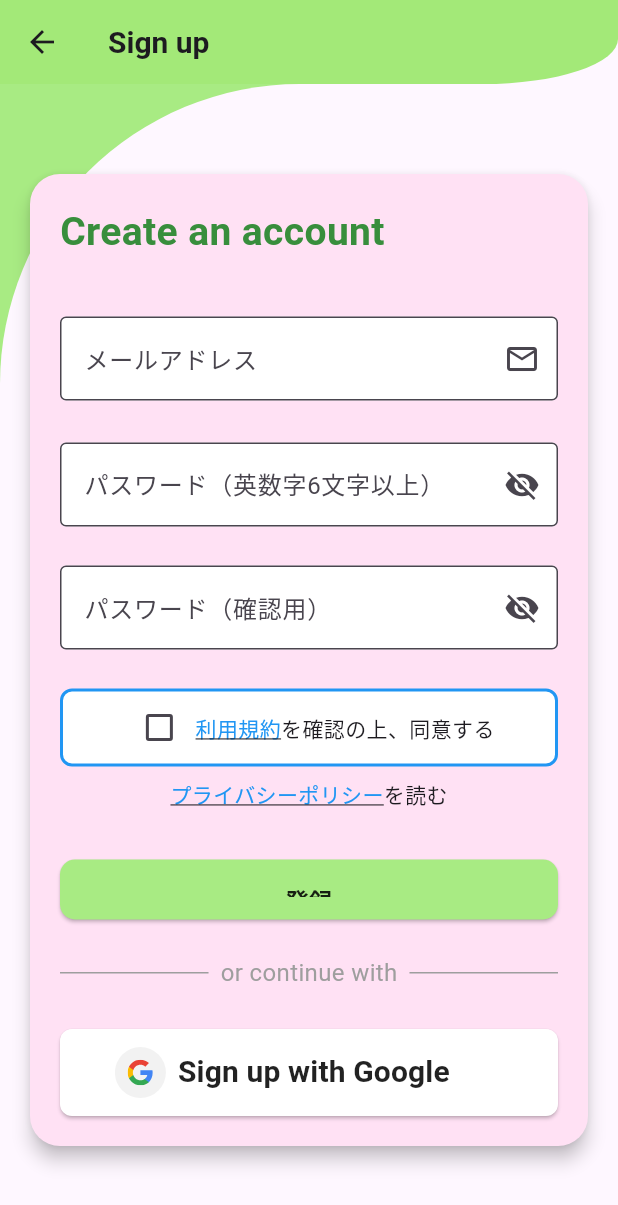
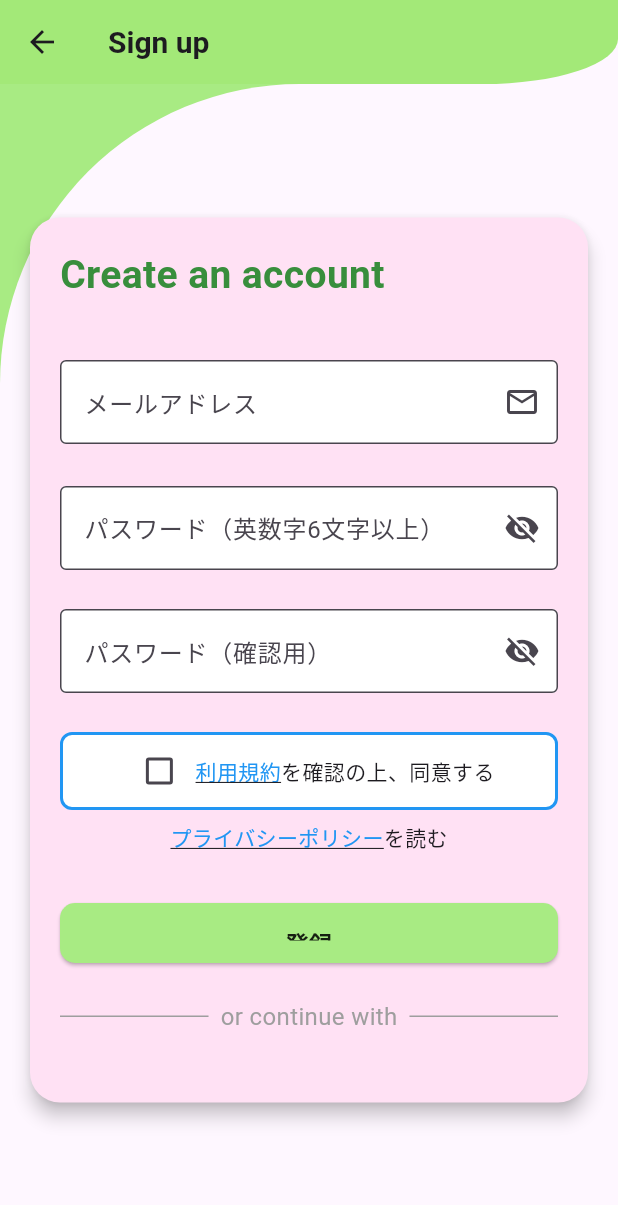
Before and after one commit to itc-s22004/GraduationFlutter, a Flutter app: the screen it shows after launch, after a tap on "アカウント作成", on a phone screen of 412 x 824 dp. Shown: the top 1205 px of the screen. Run offline on Flutter 3.47's test engine with Material 3 defaults, Android fonts, the phone set to English and light mode, and no system bars; our stand-ins replace appinio_swiper, cloud_firestore, firebase_auth, firebase_core, flutter_dotenv, flutter_riverpod and 5 more; accounts and stored records are empty; network calls fail; statements that could not run were skipped.

Commit message:
Googleでのsgin in 一旦なくした

```diff
--- a/lib/login/login_validate.dart
+++ b/lib/login/login_validate.dart
@@ -156,35 +156,35 @@ class _LoginValidateState extends State<LoginValidate> {
                         ),
                         const SizedBox(height: 26),
 
-                        Center(
-                          child: ElevatedButton.icon(
-                            onPressed: () {
-                              // Googleログインの処理をここに追加  ---------------------
-                            },
-                            icon: SvgPicture.asset(
-                              'assets/svg/web_neutral_rd_na.svg',
-                              height: 34,
-                              width: 34,
-                            ),
-                            label: const Text(
-                              "Log in with Google       ",
-                              style: TextStyle(
-                                  fontSize: 20,
-                                  fontWeight: FontWeight.w600,
-                                  color: Colors.black87
-                              ),
-                            ),
-                            style: ElevatedButton.styleFrom(
-                              minimumSize: const Size(350, 40),
-                              backgroundColor: Colors.white,
-                              foregroundColor: Colors.black,
-                              padding: const EdgeInsets.symmetric(horizontal: 16, vertical: 12),
-                              shape: RoundedRectangleBorder(
-                                borderRadius: BorderRadius.circular(8),
-                              ),
-                            ),
-                          ),
-                        ),
+                        // Center(
+                        //   child: ElevatedButton.icon(
+                        //     onPressed: () {
+                        //       // Googleログインの処理をここに追加  ---------------------
+                        //     },
+                        //     icon: SvgPicture.asset(
+                        //       'assets/svg/web_neutral_rd_na.svg',
+                        //       height: 34,
+                        //       width: 34,
+                        //     ),
+                        //     label: const Text(
+                        //       "Log in with Google       ",
+                        //       style: TextStyle(
+                        //           fontSize: 20,
+                        //           fontWeight: FontWeight.w600,
+                        //           color: Colors.black87
+                        //       ),
+                        //     ),
+                        //     style: ElevatedButton.styleFrom(
+                        //       minimumSize: const Size(350, 40),
+                        //       backgroundColor: Colors.white,
+                        //       foregroundColor: Colors.black,
+                        //       padding: const EdgeInsets.symmetric(horizontal: 16, vertical: 12),
+                        //       shape: RoundedRectangleBorder(
+                        //         borderRadius: BorderRadius.circular(8),
+                        //       ),
+                        //     ),
+                        //   ),
+                        // ),
 
                         const SizedBox(height: 45),
                         Center(
--- a/lib/registration/create_account.dart
+++ b/lib/registration/create_account.dart
@@ -275,35 +275,35 @@ class CreateAccountPageState extends State<CreateAccountPage> {
                           ],
                         ),
                         const SizedBox(height: 26),
-                        Center(
-                          child: ElevatedButton.icon(
-                            onPressed: () {
-                              // Googleログインの処理をここに追加  ---------------------
-                            },
-                            icon: SvgPicture.asset(
-                              'assets/svg/web_neutral_rd_na.svg',
-                              height: 34,
-                              width: 34,
-                            ),
-                            label: const Text(
-                              "Sign up with Google       ",
-                              style: TextStyle(
-                                  fontSize: 20,
-                                  fontWeight: FontWeight.w600,
-                                  color: Colors.black87
-                              ),
-                            ),
-                            style: ElevatedButton.styleFrom(
-                              minimumSize: const Size(350, 40),
-                              backgroundColor: Colors.white,
-                              foregroundColor: Colors.black,
-                              padding: const EdgeInsets.symmetric(horizontal: 16, vertical: 12),
-                              shape: RoundedRectangleBorder(
-                                borderRadius: BorderRadius.circular(8),
-                              ),
-                            ),
-                          ),
-                        ),
+                        // Center(
+                        //   child: ElevatedButton.icon(
+                        //     onPressed: () {
+                        //       // Googleログインの処理をここに追加  ---------------------
+                        //     },
+                        //     icon: SvgPicture.asset(
+                        //       'assets/svg/web_neutral_rd_na.svg',
+                        //       height: 34,
+                        //       width: 34,
+                        //     ),
+                        //     label: const Text(
+                        //       "Sign up with Google       ",
+                        //       style: TextStyle(
+                        //           fontSize: 20,
+                        //           fontWeight: FontWeight.w600,
+                        //           color: Colors.black87
+                        //       ),
+                        //     ),
+                        //     style: ElevatedButton.styleFrom(
+                        //       minimumSize: const Size(350, 40),
+                        //       backgroundColor: Colors.white,
+                        //       foregroundColor: Colors.black,
+                        //       padding: const EdgeInsets.symmetric(horizontal: 16, vertical: 12),
+                        //       shape: RoundedRectangleBorder(
+                        //         borderRadius: BorderRadius.circular(8),
+                        //       ),
+                        //     ),
+                        //   ),
+                        // ),
                       ],
                     ),
                   ),
```
